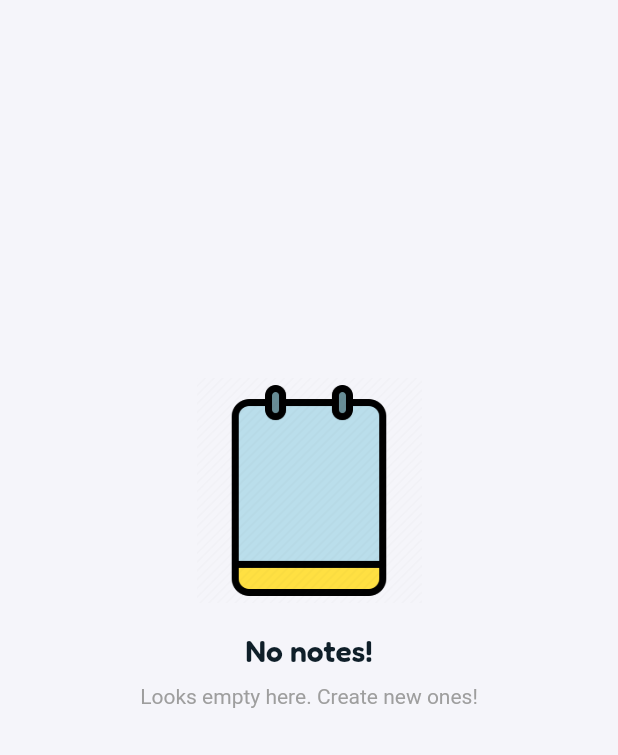
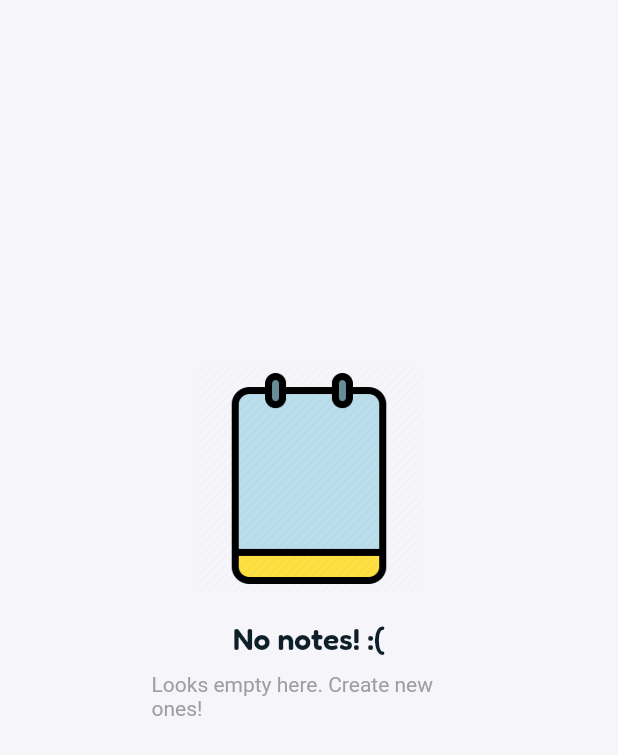
Before and after one commit to AkinBozburun/Note-App-Flutter, a Flutter app: the NoNotesAlert widget shown alone on an empty page, opened directly, on a phone screen of 412 x 824 dp. Shown: the top 755 px of the screen. Run offline on Flutter 3.47's test engine with Material 2 defaults, Android fonts, the phone set to English and light mode, and no system bars; our stand-ins replace cloud_firestore, connectivity_plus, email_validator, firebase_auth, firebase_core, google_fonts and 1 more; accounts and stored records are empty; generated files the repository leaves out were written again; network calls fail; Roboto replaces fonts that are missing (Varela Round).

Commit message:
Text Fonts compeleted.

```diff
--- a/lib/l10n/app_tr.arb
+++ b/lib/l10n/app_tr.arb
@@ -2,7 +2,7 @@
     "noInternetLbl" : "İnternet Bağlantınız Yok!",
     "tryAgainBtn" : "Tekrar Dene",
 
-    "logIn" : "Giriş Yap",
+    "logIn" : "Giris Yap",
 
     "nameHint" : "Adın",
     "validateName" : "Geçerli bir isim girin!",
@@ -23,7 +23,7 @@
     "signInWithGoogle" : "Google ile devam et",
 
     "noAccount" : "Hesabın yok mu? ",
-    "createAccount" : "Hesap Oluştur",
+    "createAccount" : "Hesap Olustur",
 
     "alreadyAccount" : "Zaten bir hesabın mı var? ",
 
--- a/lib/main.dart
+++ b/lib/main.dart
@@ -12,9 +12,6 @@ import 'tools/firebase_options.dart';
 import 'package:flutter_gen/gen_l10n/app_localizations.dart';
 void main() async
 {
-  //initializeDateFormatting();
-  //Intl.defaultLocale = "tr_TR";
-
   WidgetsFlutterBinding.ensureInitialized();
   SystemChrome.setPreferredOrientations([DeviceOrientation.portraitUp, DeviceOrientation.portraitDown]);
 
--- a/lib/page/notes_page.dart
+++ b/lib/page/notes_page.dart
@@ -71,6 +71,7 @@ class _NotesPageState extends State<NotesPage>
               crossAxisCount: 2,
               mainAxisSpacing: 5,
               crossAxisSpacing: 5,
+              childAspectRatio: 9/10
             ),
             children: snapshot.data!.docs.map((note) => noteCards
             (
--- a/lib/style/app_styles.dart
+++ b/lib/style/app_styles.dart
@@ -9,6 +9,7 @@ class AppStyle
   static const _font4 = "PT Sans";
   static const _font5 = "Inter";
   static const _font6 = "Montserrat";
+
 
   static OutlineInputBorder txtFieldBorder = const OutlineInputBorder
   (
@@ -29,18 +30,18 @@ class AppStyle
   TextStyle noAcountTxt = GoogleFonts.getFont(_font4,color: blackColor);
   TextStyle singUpTxt = GoogleFonts.getFont(_font4,color: Colors.blue,decoration: TextDecoration.underline);
 
-  TextStyle hiStyle = GoogleFonts.getFont(_font4,color: Colors.grey.shade600,fontSize: 16,fontWeight: FontWeight.w500);
-  TextStyle userNameStyle = GoogleFonts.getFont(_font1,color: blackColor,fontSize: 20,fontWeight: FontWeight.w700);
+  TextStyle hiStyle = GoogleFonts.getFont(_font4, color: Colors.grey.shade500,fontSize: 16, fontWeight: FontWeight.w600);
+  TextStyle userNameStyle = GoogleFonts.getFont(_font4, color: blackColor,fontSize: 20, fontWeight: FontWeight.w600);
 
   static TextStyle noNotes1 = GoogleFonts.getFont(_font2,color: blackColor, fontSize: 20,fontWeight: FontWeight.w600);
   static TextStyle noNotes2 = GoogleFonts.getFont(_font3,color: Colors.grey.shade500, fontSize: 14);
 
-  TextStyle cardTitle = GoogleFonts.getFont(_font4,color: blackColor,fontWeight: FontWeight.w600);
-  TextStyle cardNote = GoogleFonts.getFont(_font4,fontWeight: FontWeight.w500);
+  TextStyle cardTitle = GoogleFonts.getFont(_font4, fontSize: 16, color: blackColor,fontWeight: FontWeight.w600);
+  TextStyle cardNote = GoogleFonts.getFont(_font4, fontSize: 14, color: Colors.black54,fontWeight: FontWeight.w500);
 
-  TextStyle titleStyle = const TextStyle(fontSize: 24,fontWeight: FontWeight.w500);
-  TextStyle noteStyle = const TextStyle(fontSize: 18);
-  TextStyle dateStyle = const TextStyle(fontSize: 14,color: blackColor);
+  TextStyle titleStyle = GoogleFonts.getFont(_font4,fontSize: 24,fontWeight: FontWeight.w800);
+  TextStyle noteStyle = GoogleFonts.getFont(_font4,fontSize: 20,fontWeight: FontWeight.w500);
+  TextStyle dateStyle = GoogleFonts.getFont(_font1,fontSize: 14,color: blackColor,fontWeight: FontWeight.w500);
 
   static const Color backgroundColor = Color(0xFFF5F5FA);
   static const Color blueColor = Color(0xFF85B6B1);
--- a/lib/widgets/color_list_build.dart
+++ b/lib/widgets/color_list_build.dart
@@ -42,7 +42,7 @@ class _ColorListWidgetState extends State<ColorListWidget>
           (
             color: AppStyle.colorsBar[index],
             borderRadius: BorderRadius.circular(6),
-            border: Border.all(color: Colors.black,width: 0.1)
+            border: Border.all(color: AppStyle.blackColor,width: 0.2)
           ),
         ),
       ),
--- a/lib/widgets/no_notes_alert.dart
+++ b/lib/widgets/no_notes_alert.dart
@@ -18,6 +18,9 @@ class _NoNotesAlertState extends State<NoNotesAlert>
     final localText = AppLocalizations.of(context)!;
     return Center
     (
+      child: SizedBox
+      (
+        width: 210,
         child: Column
         (
           mainAxisAlignment: MainAxisAlignment.center,
@@ -30,12 +33,13 @@ class _NoNotesAlertState extends State<NoNotesAlert>
               child: Image.asset("images/note.png")
             ),
             const SizedBox(height: 20),
-          Text(localText.noNote,style: AppStyle.noNotes1),
+            Text("${localText.noNote} :(",style: AppStyle.noNotes1),
             const SizedBox(height: 10),
             Text(localText.takeNote,style: AppStyle.noNotes2),
             const SizedBox(height: 100),
           ],
         ),
+      ),
     );
   }
 }
```
Also changed, not shown: lib/page/note_page.dart (+4 -3 lines), lib/page/register_page.dart (+1 -18 lines), lib/widgets/widgets.dart (+86 -35 lines). Lines whose indentation alone changed are shown as unchanged.
